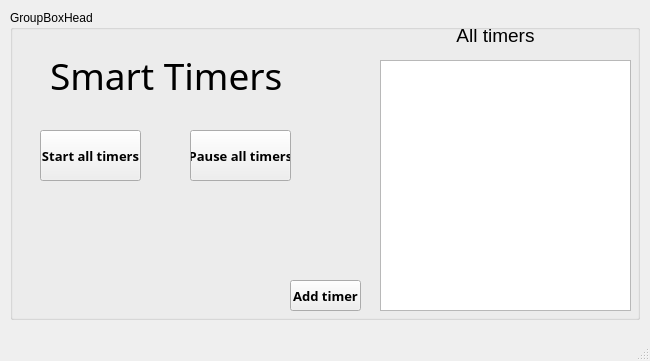
Megarekrut65/OOP-labs, file lab2/lab2-qt/mainwindow.ui: the form before one commit.
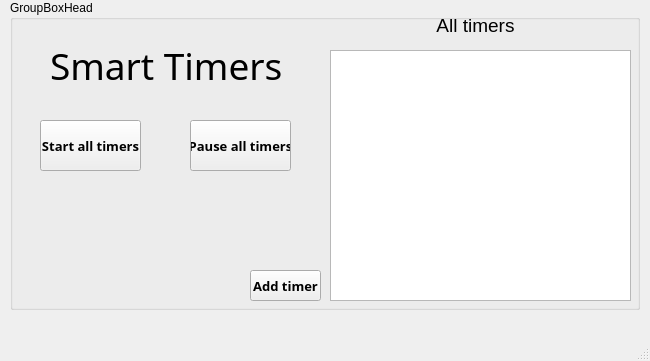
The form after the commit.

```diff
--- a/lab2/lab2-qt/mainwindow.ui
+++ b/lab2/lab2-qt/mainwindow.ui
@@ -42,7 +42,7 @@
     <property name="geometry">
      <rect>
       <x>10</x>
-      <y>10</y>
+      <y>0</y>
       <width>630</width>
       <height>310</height>
      </rect>
@@ -65,9 +65,9 @@
     <widget class="QLabel" name="lblTitle">
      <property name="geometry">
       <rect>
-       <x>360</x>
+       <x>320</x>
        <y>10</y>
-       <width>251</width>
+       <width>291</width>
        <height>31</height>
       </rect>
      </property>
@@ -147,7 +147,7 @@
     <widget class="QPushButton" name="btnAdd">
      <property name="geometry">
       <rect>
-       <x>280</x>
+       <x>240</x>
        <y>270</y>
        <width>71</width>
        <height>31</height>
@@ -168,12 +168,18 @@
     <widget class="QListView" name="listTimers">
      <property name="geometry">
       <rect>
-       <x>370</x>
+       <x>320</x>
        <y>50</y>
-       <width>251</width>
+       <width>301</width>
        <height>251</height>
       </rect>
      </property>
+     <property name="font">
+      <font>
+       <family>Shruti</family>
+       <pointsize>14</pointsize>
+      </font>
+     </property>
      <property name="cursor" stdset="0">
       <cursorShape>PointingHandCursor</cursorShape>
      </property>
@@ -183,6 +189,12 @@
      <property name="tabKeyNavigation">
       <bool>false</bool>
      </property>
+     <property name="alternatingRowColors">
+      <bool>true</bool>
+     </property>
+     <property name="textElideMode">
+      <enum>Qt::ElideRight</enum>
+     </property>
     </widget>
    </widget>
   </widget>
```
